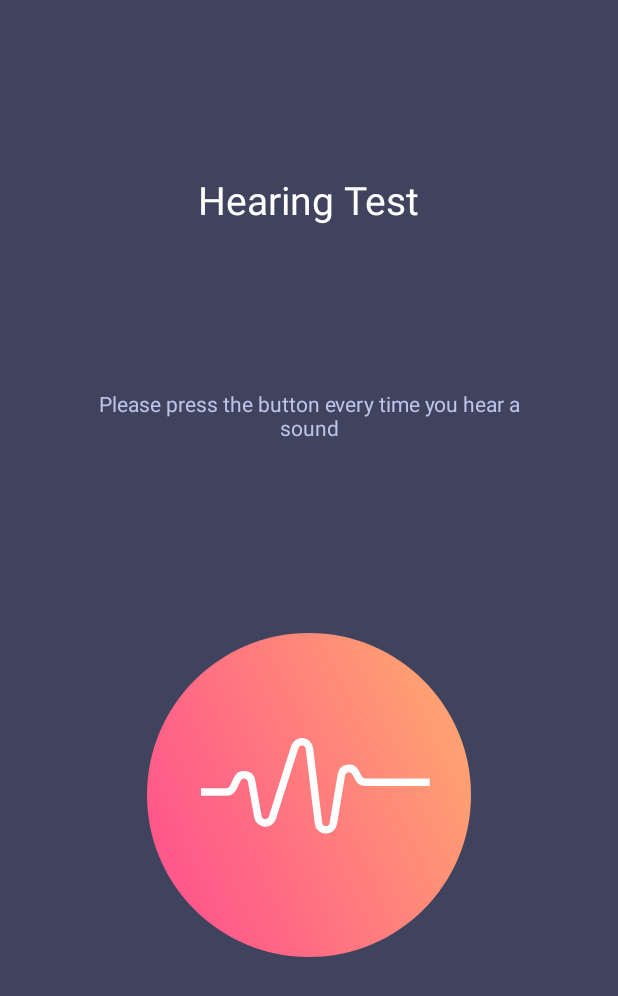
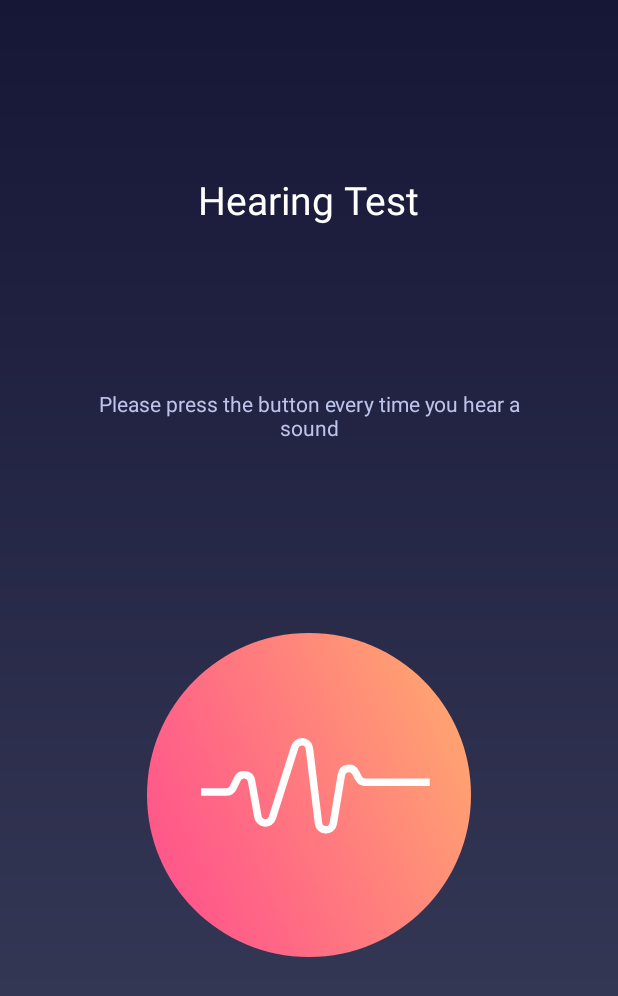
Before and after one commit to jdkramhoft/Audientes, an Android app: the StartHearingTest screen opened directly, with no data from a screen before it, after a tap on an icon or button, on a phone screen of 412 x 824 dp. Shown: the top 996 px of the screen. Run offline under Robolectric (Android 15) with nearby library versions, the phone set to English and light mode, and no system bars.

Commit message:
updated layout background to align with the rest of the app

```diff
--- a/app/src/main/java/a3/audientes/fragments/Modes_Tab1.java
+++ b/app/src/main/java/a3/audientes/fragments/Modes_Tab1.java
@@ -120,6 +120,7 @@ public class Modes_Tab1 extends Fragment implements View.OnClickListener, View.O
 
 
         }else{
+            AnimBtnUtil.bounceSlow(v, getActivity());
             TextView currentId = v.findViewById(R.id.hiddenId);
             System.out.println(currentId.getText().toString());
             System.out.println("edit long");
--- a/app/src/main/res/layout-land/onboarding.xml
+++ b/app/src/main/res/layout-land/onboarding.xml
@@ -4,7 +4,7 @@
     xmlns:tools="http://schemas.android.com/tools"
     android:layout_width="match_parent"
     android:layout_height="match_parent"
-    android:background="@color/darkBlue">
+    android:background="@drawable/main_bg">
 
 
     <Button
--- a/app/src/main/res/layout-v21/start_hearing_test.xml
+++ b/app/src/main/res/layout-v21/start_hearing_test.xml
@@ -5,7 +5,7 @@
     android:id="@+id/start_hearing_test_framelayout"
     android:layout_width="match_parent"
     android:layout_height="match_parent"
-    android:background="@color/darkBlue"
+    android:background="@drawable/main_bg"
     tools:context=".fragments.HearingTest">
 
     <!-- TODO: Update blank fragment layout -->
--- a/app/src/main/res/layout/hearing_test.xml
+++ b/app/src/main/res/layout/hearing_test.xml
@@ -5,7 +5,7 @@
     android:id="@+id/frameLayout4"
     android:layout_width="match_parent"
     android:layout_height="match_parent"
-    android:background="@color/darkBlue"
+    android:background="@drawable/main_bg"
     tools:context=".fragments.HearingTest">
 
     <!-- TODO: Update blank fragment layout -->
--- a/app/src/main/res/layout/layout_edit_program.xml
+++ b/app/src/main/res/layout/layout_edit_program.xml
@@ -4,7 +4,7 @@
     xmlns:tools="http://schemas.android.com/tools"
     android:layout_width="match_parent"
     android:layout_height="match_parent"
-    android:background="@color/darkBlue"
+    android:background="@drawable/main_bg"
     tools:context=".EditProgram">
 
 
--- a/app/src/main/res/layout/onboarding.xml
+++ b/app/src/main/res/layout/onboarding.xml
@@ -4,7 +4,7 @@
     xmlns:tools="http://schemas.android.com/tools"
     android:layout_width="match_parent"
     android:layout_height="match_parent"
-    android:background="@color/darkBlue">
+    android:background="@drawable/main_bg">
 
 
     <Button
--- a/app/src/main/res/layout/splash_screen.xml
+++ b/app/src/main/res/layout/splash_screen.xml
@@ -2,7 +2,7 @@
 <RelativeLayout xmlns:android="http://schemas.android.com/apk/res/android"
     android:layout_width="match_parent"
     android:layout_height="match_parent"
-    android:background="@color/darkBlue">
+    android:background="@drawable/main_bg">
 
     <ImageView
         android:id="@+id/logo"
```
